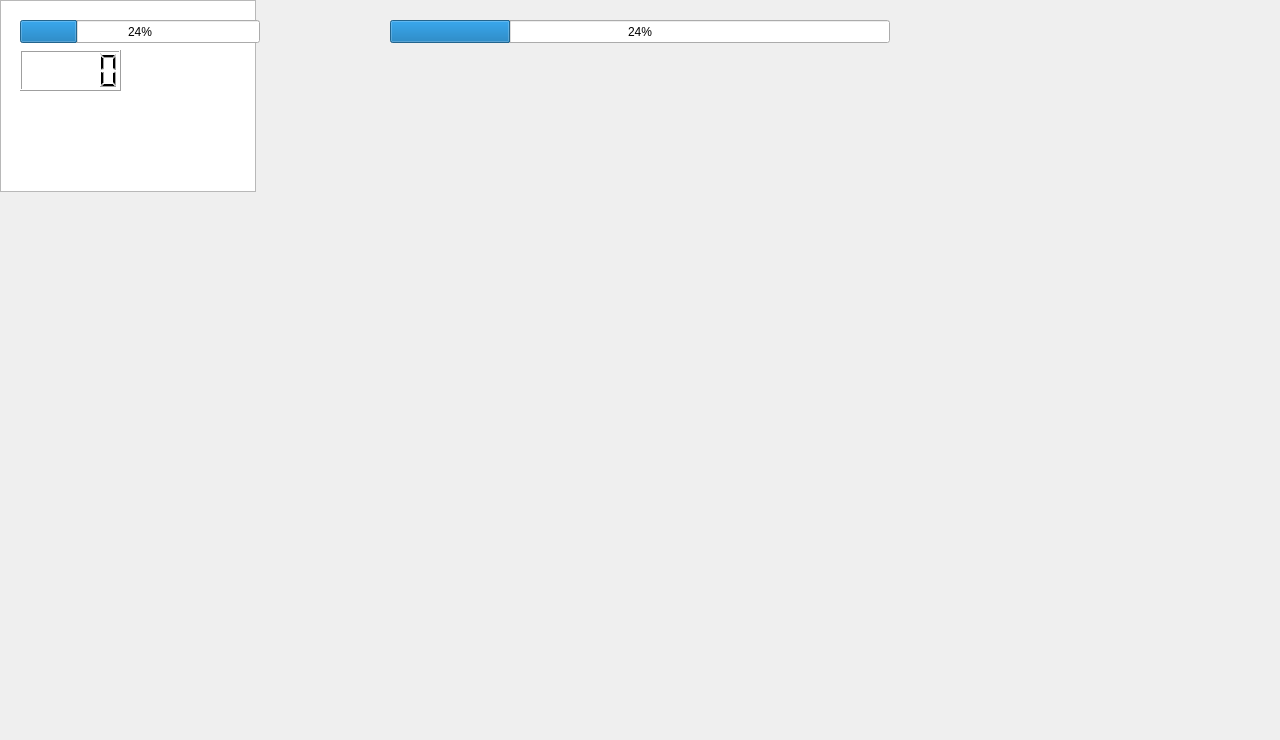
This is Encroachment/level1.ui in XJulianSalazarX/Proyecto_Final as Qt 5 draws it before an edit. The edited form follows.
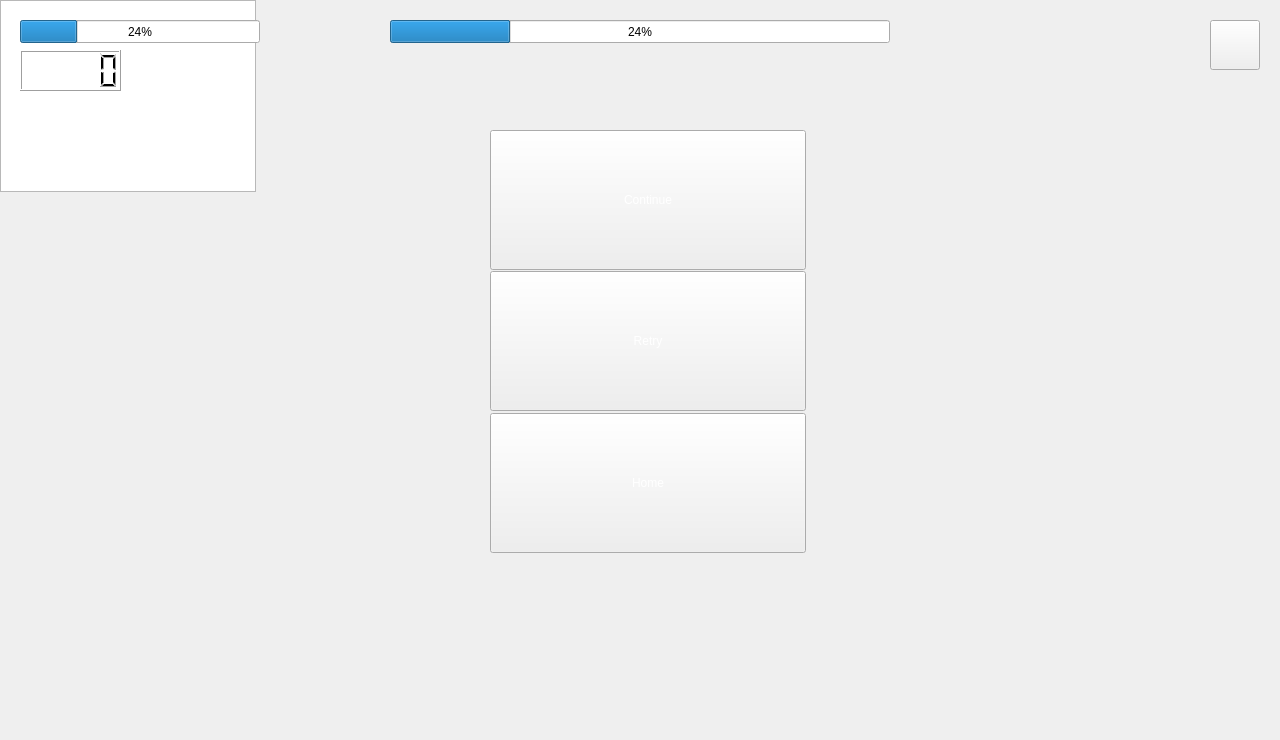
This is the edited form. Icons and pictures are not drawn.

```diff
--- a/Encroachment/level1.ui
+++ b/Encroachment/level1.ui
@@ -83,6 +83,76 @@
     <number>24</number>
    </property>
   </widget>
+  <widget class="QPushButton" name="stop">
+   <property name="geometry">
+    <rect>
+     <x>1210</x>
+     <y>20</y>
+     <width>50</width>
+     <height>50</height>
+    </rect>
+   </property>
+   <property name="styleSheet">
+    <string notr="true">border-image: url(:/images/stop.png);</string>
+   </property>
+   <property name="text">
+    <string/>
+   </property>
+  </widget>
+  <widget class="QPushButton" name="cont">
+   <property name="geometry">
+    <rect>
+     <x>490</x>
+     <y>130</y>
+     <width>316</width>
+     <height>140</height>
+    </rect>
+   </property>
+   <property name="styleSheet">
+    <string notr="true">border-image: url(:/images/continue.png);
+color: rgb(255, 255, 255);
+font: 20pt &quot;MV Boli&quot;;</string>
+   </property>
+   <property name="text">
+    <string>Continue</string>
+   </property>
+  </widget>
+  <widget class="QPushButton" name="retry">
+   <property name="geometry">
+    <rect>
+     <x>490</x>
+     <y>271</y>
+     <width>316</width>
+     <height>140</height>
+    </rect>
+   </property>
+   <property name="styleSheet">
+    <string notr="true">border-image: url(:/images/retry.png);
+color: rgb(255, 255, 255);
+font: 20pt &quot;MV Boli&quot;;</string>
+   </property>
+   <property name="text">
+    <string>Retry</string>
+   </property>
+  </widget>
+  <widget class="QPushButton" name="home">
+   <property name="geometry">
+    <rect>
+     <x>490</x>
+     <y>413</y>
+     <width>316</width>
+     <height>140</height>
+    </rect>
+   </property>
+   <property name="styleSheet">
+    <string notr="true">border-image: url(:/images/home.png);
+color: rgb(255, 255, 255);
+font: 20pt &quot;MV Boli&quot;;</string>
+   </property>
+   <property name="text">
+    <string>Home</string>
+   </property>
+  </widget>
  </widget>
  <resources/>
  <connections/>
```
